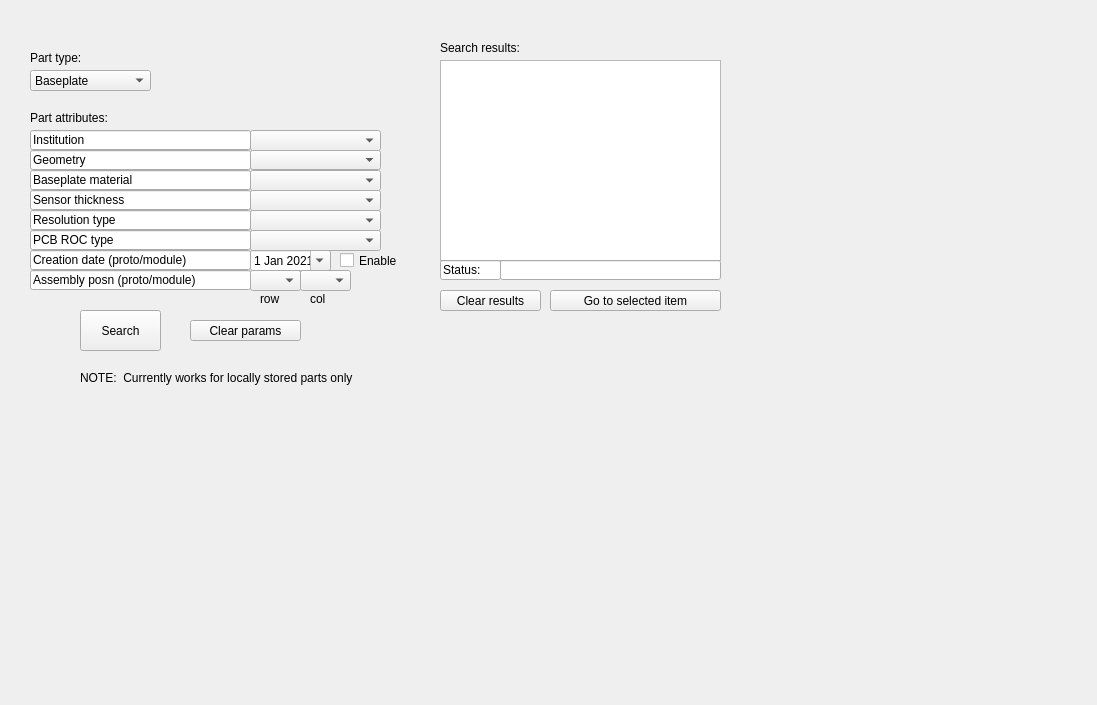
Qt form pages_ui/search.ui (IncandelaLab/SharedUI) before a commit.
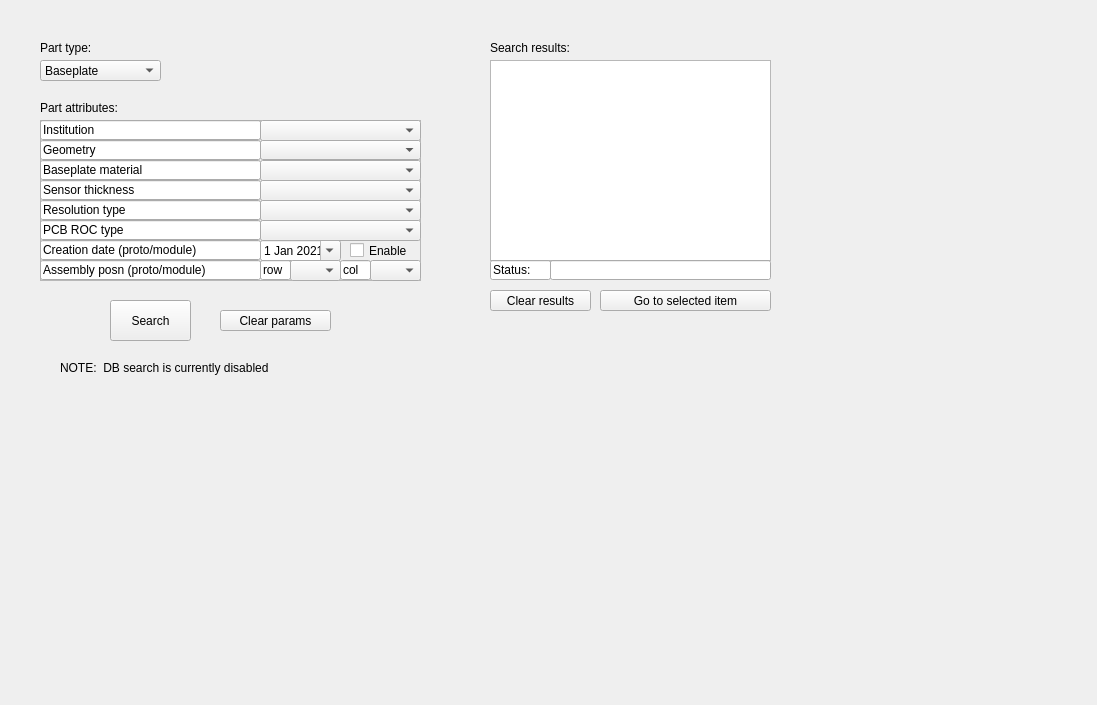
The same form after that commit.

Patch:
```diff
--- a/pages_ui/search.ui
+++ b/pages_ui/search.ui
@@ -16,7 +16,7 @@
   <widget class="QListWidget" name="lwPartList">
    <property name="geometry">
     <rect>
-     <x>440</x>
+     <x>490</x>
      <y>60</y>
      <width>281</width>
      <height>201</height>
@@ -26,7 +26,7 @@
   <widget class="QPushButton" name="pbGoToPart">
    <property name="geometry">
     <rect>
-     <x>550</x>
+     <x>600</x>
      <y>290</y>
      <width>171</width>
      <height>21</height>
@@ -39,7 +39,7 @@
   <widget class="QLabel" name="label">
    <property name="geometry">
     <rect>
-     <x>440</x>
+     <x>490</x>
      <y>40</y>
      <width>191</width>
      <height>16</height>
@@ -52,8 +52,8 @@
   <widget class="QPushButton" name="pbSearch">
    <property name="geometry">
     <rect>
-     <x>80</x>
-     <y>310</y>
+     <x>110</x>
+     <y>300</y>
      <width>81</width>
      <height>41</height>
     </rect>
@@ -65,7 +65,7 @@
   <widget class="QLineEdit" name="leStatus">
    <property name="geometry">
     <rect>
-     <x>500</x>
+     <x>550</x>
      <y>260</y>
      <width>221</width>
      <height>20</height>
@@ -81,7 +81,7 @@
   <widget class="QLineEdit" name="lineEdit_26">
    <property name="geometry">
     <rect>
-     <x>440</x>
+     <x>490</x>
      <y>260</y>
      <width>61</width>
      <height>20</height>
@@ -97,7 +97,7 @@
   <widget class="QPushButton" name="pbClearResults">
    <property name="geometry">
     <rect>
-     <x>440</x>
+     <x>490</x>
      <y>290</y>
      <width>101</width>
      <height>21</height>
@@ -110,35 +110,91 @@
   <widget class="QLabel" name="label_6">
    <property name="geometry">
     <rect>
-     <x>80</x>
-     <y>370</y>
+     <x>60</x>
+     <y>360</y>
      <width>351</width>
      <height>16</height>
     </rect>
    </property>
    <property name="text">
-    <string>NOTE:  Currently works for locally stored parts only</string>
+    <string>NOTE:  DB search is currently disabled</string>
    </property>
   </widget>
-  <widget class="QLabel" name="label_3">
+  <widget class="QPushButton" name="pbClearParams">
    <property name="geometry">
     <rect>
-     <x>30</x>
-     <y>110</y>
+     <x>220</x>
+     <y>310</y>
      <width>111</width>
-     <height>16</height>
+     <height>21</height>
     </rect>
    </property>
    <property name="text">
-    <string>Part attributes:</string>
+    <string>Clear params</string>
    </property>
+  </widget>
+  <widget class="QFrame" name="frame">
+   <property name="geometry">
+    <rect>
+     <x>40</x>
+     <y>120</y>
+     <width>381</width>
+     <height>161</height>
+    </rect>
+   </property>
+   <property name="frameShape">
+    <enum>QFrame::StyledPanel</enum>
+   </property>
+   <property name="frameShadow">
+    <enum>QFrame::Raised</enum>
+   </property>
+   <widget class="QCheckBox" name="ckUseDate">
+    <property name="geometry">
+     <rect>
+      <x>310</x>
+      <y>120</y>
+      <width>71</width>
+      <height>21</height>
+     </rect>
+    </property>
+    <property name="text">
+     <string>Enable</string>
+    </property>
+   </widget>
+   <widget class="QComboBox" name="cbChannelDensity">
+    <property name="geometry">
+     <rect>
+      <x>220</x>
+      <y>80</y>
+      <width>161</width>
+      <height>21</height>
+     </rect>
+    </property>
+    <property name="currentIndex">
+     <number>0</number>
+    </property>
+    <item>
+     <property name="text">
+      <string/>
+     </property>
+    </item>
+    <item>
+     <property name="text">
+      <string>HD</string>
+     </property>
+    </item>
+    <item>
+     <property name="text">
+      <string>LD</string>
+     </property>
+    </item>
   </widget>
   <widget class="QComboBox" name="cbInstitution">
    <property name="geometry">
     <rect>
-     <x>250</x>
-     <y>130</y>
-     <width>131</width>
+      <x>220</x>
+      <y>0</y>
+      <width>161</width>
      <height>21</height>
     </rect>
    </property>
@@ -181,234 +237,14 @@
     </property>
    </item>
   </widget>
-  <widget class="QLineEdit" name="lineEdit_13">
-   <property name="geometry">
-    <rect>
-     <x>30</x>
-     <y>130</y>
-     <width>221</width>
-     <height>20</height>
-    </rect>
-   </property>
-   <property name="text">
-    <string>Institution</string>
-   </property>
-   <property name="readOnly">
-    <bool>true</bool>
-   </property>
-  </widget>
-  <widget class="QLineEdit" name="lineEdit_14">
-   <property name="geometry">
-    <rect>
-     <x>30</x>
-     <y>150</y>
-     <width>221</width>
-     <height>20</height>
-    </rect>
-   </property>
-   <property name="text">
-    <string>Geometry</string>
-   </property>
-   <property name="readOnly">
-    <bool>true</bool>
-   </property>
-  </widget>
-  <widget class="QLabel" name="label_7">
-   <property name="geometry">
-    <rect>
-     <x>30</x>
-     <y>50</y>
-     <width>111</width>
-     <height>16</height>
-    </rect>
-   </property>
-   <property name="text">
-    <string>Part type:</string>
-   </property>
-  </widget>
-  <widget class="QComboBox" name="cbPartType">
-   <property name="geometry">
-    <rect>
-     <x>30</x>
-     <y>70</y>
-     <width>121</width>
-     <height>21</height>
-    </rect>
-   </property>
-   <property name="currentIndex">
-    <number>0</number>
-   </property>
-   <item>
-    <property name="text">
-     <string>Baseplate</string>
-    </property>
-   </item>
-   <item>
-    <property name="text">
-     <string>Sensor</string>
-    </property>
-   </item>
-   <item>
-    <property name="text">
-     <string>PCB</string>
-    </property>
-   </item>
-   <item>
-    <property name="text">
-     <string>Protomodule</string>
-    </property>
-   </item>
-   <item>
-    <property name="text">
-     <string>Module</string>
-    </property>
-   </item>
-  </widget>
-  <widget class="QComboBox" name="cbMaterial">
-   <property name="geometry">
-    <rect>
-     <x>250</x>
-     <y>170</y>
-     <width>131</width>
-     <height>21</height>
-    </rect>
-   </property>
-   <property name="currentIndex">
-    <number>0</number>
-   </property>
-   <item>
-    <property name="text">
-     <string/>
-    </property>
-   </item>
-   <item>
-    <property name="text">
-     <string>CuW</string>
-    </property>
-   </item>
-   <item>
-    <property name="text">
-     <string>PCB</string>
-    </property>
-   </item>
-  </widget>
-  <widget class="QLineEdit" name="lineEdit_15">
-   <property name="geometry">
-    <rect>
-     <x>30</x>
-     <y>170</y>
-     <width>221</width>
-     <height>20</height>
-    </rect>
-   </property>
-   <property name="text">
-    <string>Baseplate material</string>
-   </property>
-   <property name="readOnly">
-    <bool>true</bool>
-   </property>
-  </widget>
-  <widget class="QComboBox" name="cbChannelDensity">
-   <property name="geometry">
-    <rect>
-     <x>250</x>
-     <y>210</y>
-     <width>131</width>
-     <height>21</height>
-    </rect>
-   </property>
-   <property name="currentIndex">
-    <number>0</number>
-   </property>
-   <item>
-    <property name="text">
-     <string/>
-    </property>
-   </item>
-   <item>
-    <property name="text">
-     <string>HD</string>
-    </property>
-   </item>
-   <item>
-    <property name="text">
-     <string>LD</string>
-    </property>
-   </item>
-  </widget>
-  <widget class="QComboBox" name="cbThickness">
-   <property name="geometry">
-    <rect>
-     <x>250</x>
-     <y>190</y>
-     <width>131</width>
-     <height>21</height>
-    </rect>
-   </property>
-   <property name="currentIndex">
-    <number>0</number>
-   </property>
-   <item>
-    <property name="text">
-     <string/>
-    </property>
-   </item>
-   <item>
-    <property name="text">
-     <string>120 um</string>
-    </property>
-   </item>
-   <item>
-    <property name="text">
-     <string>200 um</string>
-    </property>
-   </item>
-   <item>
-    <property name="text">
-     <string>300 um</string>
-    </property>
-   </item>
-  </widget>
-  <widget class="QLineEdit" name="lineEdit_16">
-   <property name="geometry">
-    <rect>
-     <x>30</x>
-     <y>190</y>
-     <width>221</width>
-     <height>20</height>
-    </rect>
-   </property>
-   <property name="text">
-    <string>Sensor thickness</string>
-   </property>
-   <property name="readOnly">
-    <bool>true</bool>
-   </property>
-  </widget>
-  <widget class="QLineEdit" name="lineEdit_17">
-   <property name="geometry">
-    <rect>
-     <x>30</x>
-     <y>210</y>
-     <width>221</width>
-     <height>20</height>
-    </rect>
-   </property>
-   <property name="text">
-    <string>Resolution type</string>
-   </property>
-   <property name="readOnly">
-    <bool>true</bool>
-   </property>
-  </widget>
   <widget class="QDateEdit" name="dCreated">
    <property name="enabled">
     <bool>true</bool>
    </property>
    <property name="geometry">
     <rect>
-     <x>250</x>
-     <y>250</y>
+      <x>220</x>
+      <y>120</y>
      <width>81</width>
      <height>21</height>
     </rect>
@@ -424,11 +260,106 @@
     </date>
    </property>
   </widget>
+   <widget class="QLineEdit" name="lineEdit_17">
+    <property name="geometry">
+     <rect>
+      <x>0</x>
+      <y>80</y>
+      <width>221</width>
+      <height>20</height>
+     </rect>
+    </property>
+    <property name="text">
+     <string>Resolution type</string>
+    </property>
+    <property name="readOnly">
+     <bool>true</bool>
+    </property>
+   </widget>
+   <widget class="QLineEdit" name="lineEdit_13">
+    <property name="geometry">
+     <rect>
+      <x>0</x>
+      <y>0</y>
+      <width>221</width>
+      <height>20</height>
+     </rect>
+    </property>
+    <property name="text">
+     <string>Institution</string>
+    </property>
+    <property name="readOnly">
+     <bool>true</bool>
+    </property>
+   </widget>
+   <widget class="QLineEdit" name="lineEdit_15">
+    <property name="geometry">
+     <rect>
+      <x>0</x>
+      <y>40</y>
+      <width>221</width>
+      <height>20</height>
+     </rect>
+    </property>
+    <property name="text">
+     <string>Baseplate material</string>
+    </property>
+    <property name="readOnly">
+     <bool>true</bool>
+    </property>
+   </widget>
+   <widget class="QLineEdit" name="lineEdit_16">
+    <property name="geometry">
+     <rect>
+      <x>0</x>
+      <y>60</y>
+      <width>221</width>
+      <height>20</height>
+     </rect>
+    </property>
+    <property name="text">
+     <string>Sensor thickness</string>
+    </property>
+    <property name="readOnly">
+     <bool>true</bool>
+    </property>
+   </widget>
+   <widget class="QComboBox" name="cbAssmCol">
+    <property name="geometry">
+     <rect>
+      <x>330</x>
+      <y>140</y>
+      <width>51</width>
+      <height>21</height>
+     </rect>
+    </property>
+    <property name="currentText">
+     <string/>
+    </property>
+    <property name="currentIndex">
+     <number>0</number>
+    </property>
+    <item>
+     <property name="text">
+      <string/>
+     </property>
+    </item>
+    <item>
+     <property name="text">
+      <string>1</string>
+     </property>
+    </item>
+    <item>
+     <property name="text">
+      <string>2</string>
+     </property>
+    </item>
+   </widget>
   <widget class="QLineEdit" name="lineEdit_18">
    <property name="geometry">
     <rect>
-     <x>30</x>
-     <y>250</y>
+      <x>0</x>
+      <y>120</y>
      <width>221</width>
      <height>20</height>
     </rect>
@@ -443,9 +374,9 @@
   <widget class="QComboBox" name="cbPCBType">
    <property name="geometry">
     <rect>
-     <x>250</x>
-     <y>230</y>
-     <width>131</width>
+      <x>220</x>
+      <y>100</y>
+      <width>161</width>
      <height>21</height>
     </rect>
    </property>
@@ -496,150 +427,12 @@
     </property>
    </item>
   </widget>
-  <widget class="QLineEdit" name="lineEdit_19">
-   <property name="geometry">
-    <rect>
-     <x>30</x>
-     <y>230</y>
-     <width>221</width>
-     <height>20</height>
-    </rect>
-   </property>
-   <property name="text">
-    <string>PCB ROC type</string>
-   </property>
-   <property name="readOnly">
-    <bool>true</bool>
-   </property>
-  </widget>
-  <widget class="QCheckBox" name="ckUseDate">
-   <property name="geometry">
-    <rect>
-     <x>340</x>
-     <y>250</y>
-     <width>71</width>
-     <height>21</height>
-    </rect>
-   </property>
-   <property name="text">
-    <string>Enable</string>
-   </property>
-  </widget>
-  <widget class="QLineEdit" name="lineEdit_20">
-   <property name="geometry">
-    <rect>
-     <x>30</x>
-     <y>270</y>
-     <width>221</width>
-     <height>20</height>
-    </rect>
-   </property>
-   <property name="text">
-    <string>Assembly posn (proto/module)</string>
-   </property>
-   <property name="readOnly">
-    <bool>true</bool>
-   </property>
-  </widget>
-  <widget class="QLabel" name="label_2">
-   <property name="geometry">
-    <rect>
-     <x>260</x>
-     <y>290</y>
-     <width>31</width>
-     <height>17</height>
-    </rect>
-   </property>
-   <property name="text">
-    <string>row</string>
-   </property>
-  </widget>
-  <widget class="QLabel" name="label_4">
-   <property name="geometry">
-    <rect>
-     <x>310</x>
-     <y>290</y>
-     <width>21</width>
-     <height>17</height>
-    </rect>
-   </property>
-   <property name="text">
-    <string>col</string>
-   </property>
-  </widget>
-  <widget class="QComboBox" name="cbAssmRow">
-   <property name="geometry">
-    <rect>
-     <x>250</x>
-     <y>270</y>
-     <width>51</width>
-     <height>21</height>
-    </rect>
-   </property>
-   <property name="currentText">
-    <string/>
-   </property>
-   <property name="currentIndex">
-    <number>0</number>
-   </property>
-   <item>
-    <property name="text">
-     <string/>
-    </property>
-   </item>
-   <item>
-    <property name="text">
-     <string>1</string>
-    </property>
-   </item>
-   <item>
-    <property name="text">
-     <string>2</string>
-    </property>
-   </item>
-   <item>
-    <property name="text">
-     <string>3</string>
-    </property>
-   </item>
-  </widget>
-  <widget class="QComboBox" name="cbAssmCol">
-   <property name="geometry">
-    <rect>
-     <x>300</x>
-     <y>270</y>
-     <width>51</width>
-     <height>21</height>
-    </rect>
-   </property>
-   <property name="currentText">
-    <string/>
-   </property>
-   <property name="currentIndex">
-    <number>0</number>
-   </property>
-   <item>
-    <property name="text">
-     <string/>
-    </property>
-   </item>
-   <item>
-    <property name="text">
-     <string>1</string>
-    </property>
-   </item>
-   <item>
-    <property name="text">
-     <string>2</string>
-    </property>
-   </item>
-  </widget>
   <widget class="QComboBox" name="cbShape">
    <property name="geometry">
     <rect>
-     <x>250</x>
-     <y>150</y>
-     <width>131</width>
+      <x>220</x>
+      <y>20</y>
+      <width>161</width>
      <height>20</height>
     </rect>
    </property>
@@ -697,17 +490,246 @@
     </property>
    </item>
   </widget>
-  <widget class="QPushButton" name="pbClearParams">
+   <widget class="QComboBox" name="cbAssmRow">
    <property name="geometry">
     <rect>
-     <x>190</x>
-     <y>320</y>
+      <x>250</x>
+      <y>140</y>
+      <width>51</width>
+      <height>21</height>
+     </rect>
+    </property>
+    <property name="currentText">
+     <string/>
+    </property>
+    <property name="currentIndex">
+     <number>0</number>
+    </property>
+    <item>
+     <property name="text">
+      <string/>
+     </property>
+    </item>
+    <item>
+     <property name="text">
+      <string>1</string>
+     </property>
+    </item>
+    <item>
+     <property name="text">
+      <string>2</string>
+     </property>
+    </item>
+    <item>
+     <property name="text">
+      <string>3</string>
+     </property>
+    </item>
+   </widget>
+   <widget class="QLineEdit" name="lineEdit_22">
+    <property name="geometry">
+     <rect>
+      <x>300</x>
+      <y>140</y>
+      <width>31</width>
+      <height>20</height>
+     </rect>
+    </property>
+    <property name="text">
+     <string>col</string>
+    </property>
+    <property name="readOnly">
+     <bool>true</bool>
+    </property>
+   </widget>
+   <widget class="QComboBox" name="cbThickness">
+    <property name="geometry">
+     <rect>
+      <x>220</x>
+      <y>60</y>
+      <width>161</width>
+      <height>21</height>
+     </rect>
+    </property>
+    <property name="currentIndex">
+     <number>0</number>
+    </property>
+    <item>
+     <property name="text">
+      <string/>
+     </property>
+    </item>
+    <item>
+     <property name="text">
+      <string>120 um</string>
+     </property>
+    </item>
+    <item>
+     <property name="text">
+      <string>200 um</string>
+     </property>
+    </item>
+    <item>
+     <property name="text">
+      <string>300 um</string>
+     </property>
+    </item>
+   </widget>
+   <widget class="QLineEdit" name="lineEdit_14">
+    <property name="geometry">
+     <rect>
+      <x>0</x>
+      <y>20</y>
+      <width>221</width>
+      <height>20</height>
+     </rect>
+    </property>
+    <property name="text">
+     <string>Geometry</string>
+    </property>
+    <property name="readOnly">
+     <bool>true</bool>
+    </property>
+   </widget>
+   <widget class="QLineEdit" name="lineEdit_19">
+    <property name="geometry">
+     <rect>
+      <x>0</x>
+      <y>100</y>
+      <width>221</width>
+      <height>20</height>
+     </rect>
+    </property>
+    <property name="text">
+     <string>PCB ROC type</string>
+    </property>
+    <property name="readOnly">
+     <bool>true</bool>
+    </property>
+   </widget>
+   <widget class="QLineEdit" name="lineEdit_20">
+    <property name="geometry">
+     <rect>
+      <x>0</x>
+      <y>140</y>
+      <width>221</width>
+      <height>20</height>
+     </rect>
+    </property>
+    <property name="text">
+     <string>Assembly posn (proto/module)</string>
+    </property>
+    <property name="readOnly">
+     <bool>true</bool>
+    </property>
+   </widget>
+   <widget class="QLineEdit" name="lineEdit_21">
+    <property name="geometry">
+     <rect>
+      <x>220</x>
+      <y>140</y>
+      <width>31</width>
+      <height>20</height>
+     </rect>
+    </property>
+    <property name="text">
+     <string>row</string>
+    </property>
+    <property name="readOnly">
+     <bool>true</bool>
+    </property>
+   </widget>
+   <widget class="QComboBox" name="cbMaterial">
+    <property name="geometry">
+     <rect>
+      <x>220</x>
+      <y>40</y>
+      <width>161</width>
+      <height>21</height>
+     </rect>
+    </property>
+    <property name="currentIndex">
+     <number>0</number>
+    </property>
+    <item>
+     <property name="text">
+      <string/>
+     </property>
+    </item>
+    <item>
+     <property name="text">
+      <string>CuW</string>
+     </property>
+    </item>
+    <item>
+     <property name="text">
+      <string>PCB</string>
+     </property>
+    </item>
+   </widget>
+  </widget>
+  <widget class="QLabel" name="label_7">
+   <property name="geometry">
+    <rect>
+     <x>40</x>
+     <y>40</y>
+     <width>71</width>
+     <height>16</height>
+    </rect>
+   </property>
+   <property name="text">
+    <string>Part type:</string>
+   </property>
+  </widget>
+  <widget class="QComboBox" name="cbPartType">
+   <property name="geometry">
+    <rect>
+     <x>40</x>
+     <y>60</y>
+     <width>121</width>
+     <height>21</height>
+    </rect>
+   </property>
+   <property name="currentIndex">
+    <number>0</number>
+   </property>
+   <item>
+    <property name="text">
+     <string>Baseplate</string>
+    </property>
+   </item>
+   <item>
+    <property name="text">
+     <string>Sensor</string>
+    </property>
+   </item>
+   <item>
+    <property name="text">
+     <string>PCB</string>
+    </property>
+   </item>
+   <item>
+    <property name="text">
+     <string>Protomodule</string>
+    </property>
+   </item>
+   <item>
+    <property name="text">
+     <string>Module</string>
+    </property>
+   </item>
+  </widget>
+  <widget class="QLabel" name="label_3">
+   <property name="geometry">
+    <rect>
+     <x>40</x>
+     <y>100</y>
      <width>111</width>
-     <height>21</height>
+     <height>16</height>
     </rect>
    </property>
    <property name="text">
-    <string>Clear params</string>
+    <string>Part attributes:</string>
    </property>
   </widget>
  </widget>
```
Lines whose indentation alone changed are shown as unchanged.
